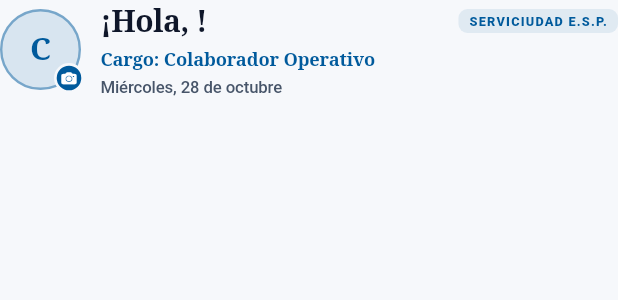
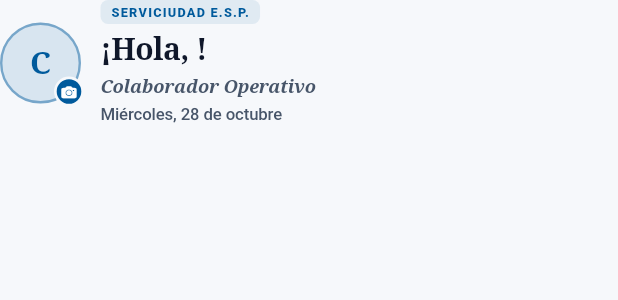
Before and after one commit to emmahiguita/smartattendance, a Flutter app: the HomeHeader widget shown alone on an empty page, opened directly with empty values, on a phone screen of 412 x 824 dp. Shown: the top 300 px of the screen. Run offline on Flutter 3.47's test engine with Material 3 defaults, Android fonts, the phone set to English and light mode, and no system bars; our stand-ins replace camera, connectivity_plus, dio, equatable, fl_chart, flutter_animate and 14 more; missing offline and left inert: geolocator_platform_interface, google_mlkit_face_detection, mobile_scanner; accounts and stored records are empty; network calls fail.

Commit message:
fix(ui): show full employee role (/ Administrador or Supervisor) without truncation in HomeHeader

```diff
--- a/smartattendance_app/lib/features/attendance/presentation/widgets/home_header.dart
+++ b/smartattendance_app/lib/features/attendance/presentation/widgets/home_header.dart
@@ -2,14 +2,17 @@
 // ARCHIVO: home_header.dart
 // QUÉ HACE: Encabezado institucional con miniatura fotográfica real del
 //           empleado (interactiva para agregar/cambiar foto desde Cámara o
-//           Galería) e información textual organizada:
-//           1. Nombre / Saludo editorial (`¡Hola, Emmanuel!`).
-//           2. Debajo, el Cargo completo sin recortes (`Cargo: Administrador`) y ID.
-//           3. Fecha oficial del día.
+//           Galería) e información textual organizada SIN CORTARSE:
+//           1. Sello `SERVICIUDAD E.S.P.` arriba.
+//           2. Saludo editorial (`¡Hola, Emmanuel!`).
+//           3. Debajo, en su propia línea completa y con `softWrap: true`, el
+//              cargo completo (`Encargado local / Administrador` o `Supervisor`)
+//              para que jamás se corte con `...`.
+//           4. Fecha oficial del día.
 // CÓMO FUNCIONA: Resuelve la foto real mediante `EmployeeAvatarService` y
 //                permite actualizarla tocando la miniatura.
-// POR QUÉ: Cumple la directiva de mostrar bien organizado el nombre y debajo
-//          el cargo sin cortarse, con foto real en miniatura (< 180 líneas).
+// POR QUÉ: Garantiza que "/ Administrador" o "Supervisor" aparezca siempre
+//          completo sin cortarse (< 175 líneas).
 // ============================================================================
 
 import 'package:flutter/cupertino.dart';
@@ -43,13 +46,6 @@ class HomeHeader extends ConsumerWidget {
     }
   }
 
-  String _cleanCargo(String raw) {
-    final lower = raw.trim().toLowerCase();
-    if (lower.contains('administrador')) return 'Administrador';
-    if (lower.contains('supervisor')) return 'Supervisor Operativo';
-    return raw.trim().isEmpty ? 'Colaborador Operativo' : raw.trim();
-  }
-
   @override
   Widget build(BuildContext context, WidgetRef ref) {
     final isDark = context.isDark;
@@ -58,9 +54,8 @@ class HomeHeader extends ConsumerWidget {
 
     final fullName = authUser?.fullName ?? (user?.fullName as String? ?? 'Colaborador');
     final firstName = fullName.split(' ').first;
-    final rawCargo = authUser?.cargo ?? (user?.cargo as String? ?? 'Colaborador');
-    final cargo = _cleanCargo(rawCargo);
-    final cedula = authUser?.cedula ?? '';
+    final rawCargo = (authUser?.cargo ?? (user?.cargo as String? ?? 'Colaborador')).trim();
+    final cargo = rawCargo.isEmpty ? 'Colaborador Operativo' : rawCargo;
     final dateStr = _formatDate();
     final initial = firstName.isNotEmpty ? firstName[0].toUpperCase() : 'C';
     final avatarFile = EmployeeAvatarService.resolveFile(authUser?.fotoUrl);
@@ -121,30 +116,11 @@ class HomeHeader extends ConsumerWidget {
             crossAxisAlignment: CrossAxisAlignment.start,
             mainAxisSize: MainAxisSize.min,
             children: [
-              Row(
-                children: [
-                  Expanded(
-                    child: Text(
-                      '¡Hola, $firstName!',
-                      style: TextStyle(
-                        fontFamily: AppTheme.editorialSerif,
-                        fontFamilyFallback: AppTheme.editorialFallbacks,
-                        fontFeatures: AppTheme.editorialFeatures,
-                        fontSize: 20,
-                        fontWeight: FontWeight.w700,
-                        letterSpacing: -0.35,
-                        color: context.cTextPrimary,
-                      ),
-                      maxLines: 1,
-                      overflow: TextOverflow.ellipsis,
-                    ),
-                  ),
-                  const SizedBox(width: 8),
               Container(
                 padding: const EdgeInsets.symmetric(horizontal: 7, vertical: 2),
                 decoration: BoxDecoration(
                   color: AppColors.primary.withValues(alpha: isDark ? 0.25 : 0.09),
-                      borderRadius: BorderRadius.circular(6),
+                  borderRadius: BorderRadius.circular(5),
                 ),
                 child: const Text(
                   'SERVICIUDAD E.S.P.',
@@ -156,21 +132,31 @@ class HomeHeader extends ConsumerWidget {
                   ),
                 ),
               ),
-                ],
-              ),
               const SizedBox(height: 3),
               Text(
-                cedula.isNotEmpty ? 'Cargo: $cargo  •  ID $cedula' : 'Cargo: $cargo',
-                style: const TextStyle(
+                '¡Hola, $firstName!',
+                style: TextStyle(
                   fontFamily: AppTheme.editorialSerif,
                   fontFamilyFallback: AppTheme.editorialFallbacks,
                   fontFeatures: AppTheme.editorialFeatures,
+                  fontSize: 20,
+                  fontWeight: FontWeight.w700,
+                  letterSpacing: -0.35,
+                  color: context.cTextPrimary,
+                ),
+              ),
+              const SizedBox(height: 2),
+              Text(
+                cargo,
+                softWrap: true,
+                style: TextStyle(
+                  fontFamily: AppTheme.editorialSerif,
+                  fontFamilyFallback: AppTheme.editorialFallbacks,
+                  fontStyle: FontStyle.italic,
                   fontSize: 12.2,
                   fontWeight: FontWeight.w600,
-                  color: AppColors.primary,
+                  color: context.cTextSecondary,
                 ),
-                maxLines: 1,
-                overflow: TextOverflow.ellipsis,
               ),
               const SizedBox(height: 2),
               Text(
```
Lines whose indentation alone changed are shown as unchanged.
